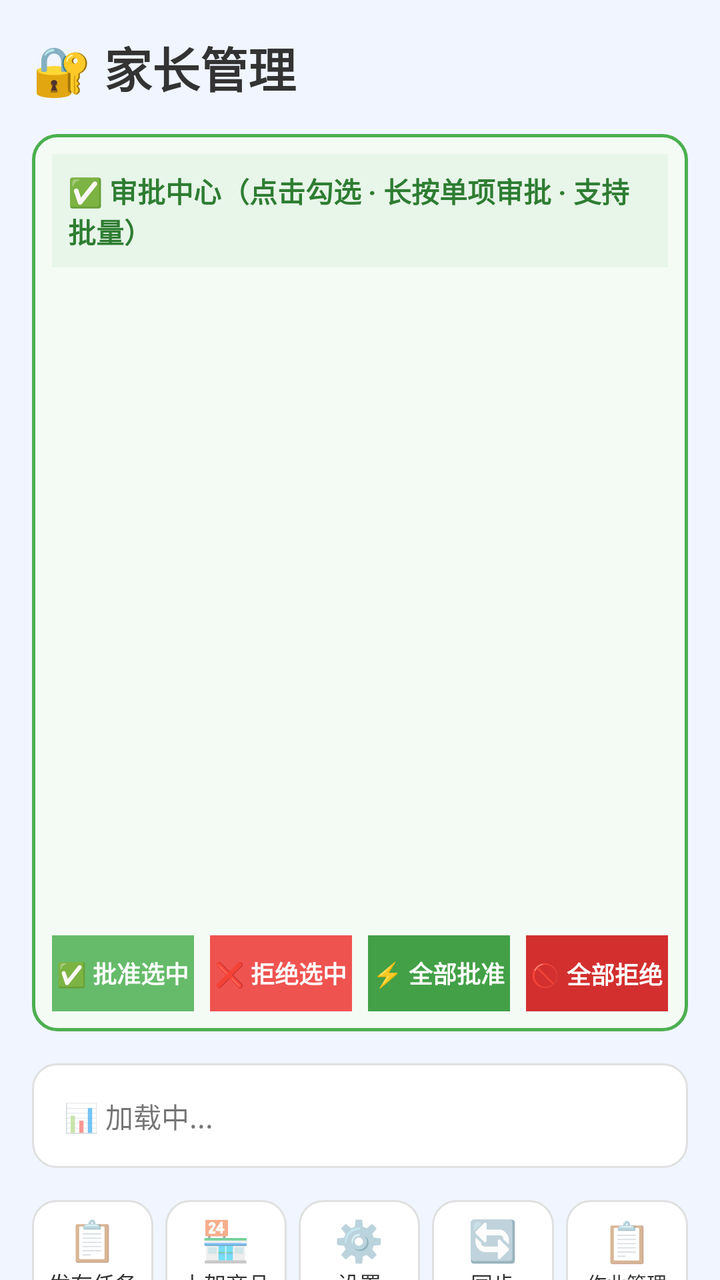
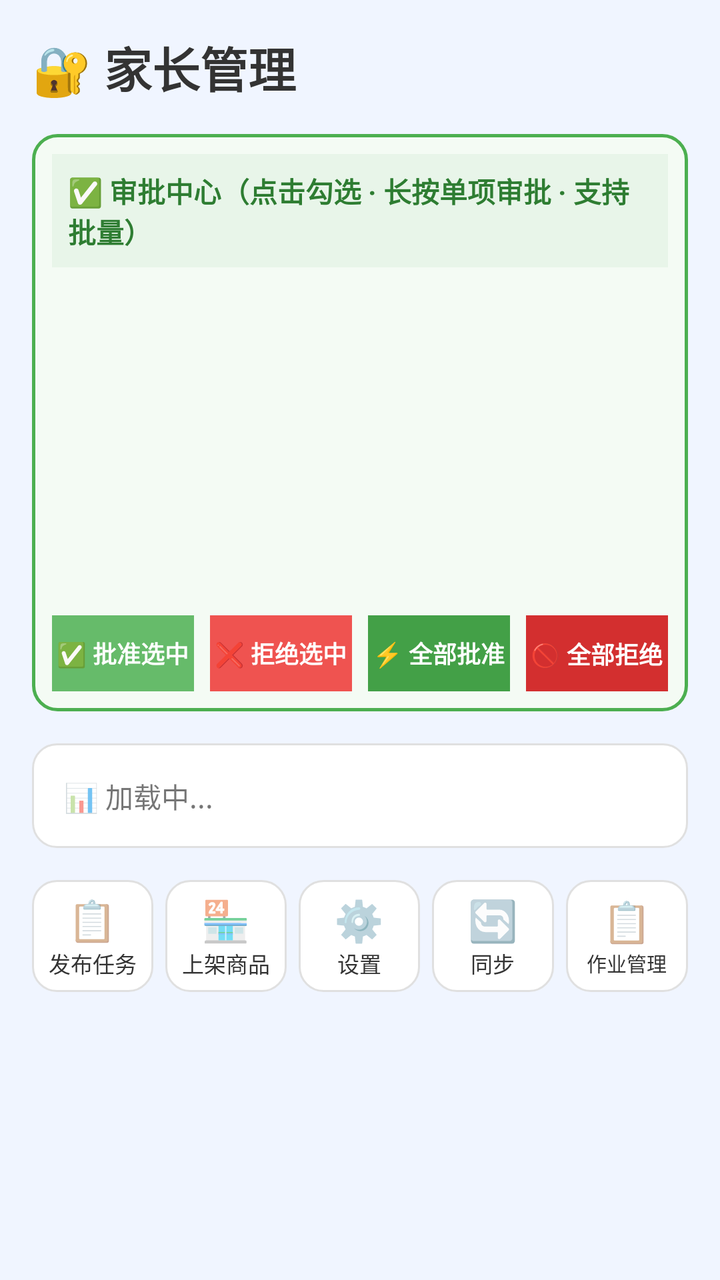

An Android layout rendered at two revisions. The XML below is the earlier revision; the diff shows what the commit changed to produce the second picture.
<!-- AndroidManifest.xml: activity theme Theme.HabitTracker.Parent -->
<!-- res/layout/activity_parent.xml -->
<?xml version="1.0" encoding="utf-8"?>
<androidx.core.widget.NestedScrollView xmlns:android="http://schemas.android.com/apk/res/android"
    android:layout_width="match_parent"
    android:layout_height="match_parent"
    android:background="@color/background_parent">

    <LinearLayout
        android:layout_width="match_parent"
        android:layout_height="wrap_content"
        android:orientation="vertical"
        android:padding="16dp">

    <TextView
        android:layout_width="wrap_content"
        android:layout_height="wrap_content"
        android:text="🔐 家长管理"
        android:textSize="24sp"
        android:textColor="@color/text_primary"
        android:textStyle="bold"
        android:layout_marginBottom="16dp" />
    
    <LinearLayout
        android:layout_width="match_parent"
        android:layout_height="wrap_content"
        android:orientation="vertical"
        android:background="@drawable/approval_box"
        android:padding="10dp"
        android:layout_marginBottom="16dp">
        <TextView
            android:id="@+id/tv_hub_title"
            android:layout_width="match_parent"
            android:layout_height="wrap_content"
            android:padding="8dp"
            android:layout_marginBottom="6dp"
            android:background="#E8F5E9"
            android:text="✅ 审批中心（点击勾选 · 长按单项审批 · 支持批量）"
            android:textSize="14sp"
            android:textStyle="bold"
            android:textColor="#2E7D32" />
        <androidx.recyclerview.widget.RecyclerView
            android:id="@+id/rv_approval_hub"
            android:layout_width="match_parent"
            android:layout_height="320dp"
            android:nestedScrollingEnabled="false"
            android:clipToPadding="false" />
        <LinearLayout
            android:layout_width="match_parent"
            android:layout_height="wrap_content"
            android:layout_marginTop="8dp"
            android:orientation="horizontal"
            android:gravity="center">
            <TextView
                android:layout_width="0dp"
                android:layout_height="38dp"
                android:layout_weight="1"
                android:layout_marginEnd="4dp"
                android:gravity="center"
                android:background="#66BB6A"
                android:text="✅ 批准选中"
                android:textColor="#FFFFFF"
                android:textSize="12sp"
                android:textStyle="bold"
                android:id="@+id/btn_approve_selected"
                android:clickable="true"
                android:focusable="true"/>
            <TextView
                android:layout_width="0dp"
                android:layout_height="38dp"
                android:layout_weight="1"
                android:layout_marginStart="4dp"
                android:layout_marginEnd="4dp"
                android:gravity="center"
                android:background="#EF5350"
                android:text="❌ 拒绝选中"
                android:textColor="#FFFFFF"
                android:textSize="12sp"
                android:textStyle="bold"
                android:id="@+id/btn_reject_selected"
                android:clickable="true"
                android:focusable="true"/>
            <TextView
                android:layout_width="0dp"
                android:layout_height="38dp"
                android:layout_weight="1"
                android:layout_marginStart="4dp"
                android:layout_marginEnd="4dp"
                android:gravity="center"
                android:background="#43A047"
                android:text="⚡ 全部批准"
                android:textColor="#FFFFFF"
                android:textSize="12sp"
                android:textStyle="bold"
                android:id="@+id/btn_approve_all"
                android:clickable="true"
                android:focusable="true"/>
            <TextView
                android:layout_width="0dp"
                android:layout_height="38dp"
                android:layout_weight="1"
                android:layout_marginStart="4dp"
                android:gravity="center"
                android:background="#D32F2F"
                android:text="🚫 全部拒绝"
                android:textColor="#FFFFFF"
                android:textSize="12sp"
                android:textStyle="bold"
                android:id="@+id/btn_reject_all"
                android:clickable="true"
                android:focusable="true"/>
        </LinearLayout>
    </LinearLayout>

    
    <TextView
        android:id="@+id/tv_parent_stats"
        android:layout_width="match_parent"
        android:layout_height="wrap_content"
        android:padding="16dp"
        android:background="@drawable/card_background"
        android:text="📊 加载中..."
        android:textSize="14sp"
        android:lineSpacingExtra="4dp"
        android:layout_marginBottom="16dp" />

    
    <LinearLayout
        android:layout_width="match_parent"
        android:layout_height="wrap_content"
        android:orientation="horizontal"
        android:gravity="center"
        android:layout_marginBottom="16dp">

        <LinearLayout
            android:id="@+id/btn_add_task"
            android:layout_width="0dp"
            android:layout_height="56dp"
            android:layout_weight="1"
            android:layout_marginEnd="6dp"
            android:gravity="center"
            android:orientation="vertical"
            android:background="@drawable/card_background"
            android:clickable="true"
            android:focusable="true"
            android:foreground="?attr/selectableItemBackground">

            <TextView
                android:layout_width="wrap_content"
                android:layout_height="wrap_content"
                android:text="📋"
                android:textSize="20sp" />

            <TextView
                android:layout_width="wrap_content"
                android:layout_height="wrap_content"
                android:text="发布任务"
                android:textSize="11sp"
                android:textColor="@color/text_primary" />
        </LinearLayout>

        <LinearLayout
            android:id="@+id/btn_add_shop_item"
            android:layout_width="0dp"
            android:layout_height="56dp"
            android:layout_weight="1"
            android:layout_marginEnd="6dp"
            android:gravity="center"
            android:orientation="vertical"
            android:background="@drawable/card_background"
            android:clickable="true"
            android:focusable="true"
            android:foreground="?attr/selectableItemBackground">

            <TextView
                android:layout_width="wrap_content"
                android:layout_height="wrap_content"
                android:text="🏪"
                android:textSize="20sp" />

            <TextView
                android:layout_width="wrap_content"
                android:layout_height="wrap_content"
                android:text="上架商品"
                android:textSize="11sp"
                android:textColor="@color/text_primary" />
        </LinearLayout>

        <LinearLayout
            android:id="@+id/btn_settings"
            android:layout_width="0dp"
            android:layout_height="56dp"
            android:layout_weight="1"
            android:layout_marginEnd="6dp"
            android:gravity="center"
            android:orientation="vertical"
            android:background="@drawable/card_background"
            android:clickable="true"
            android:focusable="true"
            android:foreground="?attr/selectableItemBackground">

            <TextView
                android:layout_width="wrap_content"
                android:layout_height="wrap_content"
                android:text="⚙️"
                android:textSize="20sp" />

            <TextView
                android:layout_width="wrap_content"
                android:layout_height="wrap_content"
                android:text="设置"
                android:textSize="11sp"
                android:textColor="@color/text_primary" />
        </LinearLayout>

        <LinearLayout
            android:id="@+id/btn_sync"
            android:layout_width="0dp"
            android:layout_height="56dp"
            android:layout_weight="1"
            android:gravity="center"
            android:orientation="vertical"
            android:background="@drawable/card_background"
            android:clickable="true"
            android:focusable="true"
            android:foreground="?attr/selectableItemBackground">

            <TextView
                android:layout_width="wrap_content"
                android:layout_height="wrap_content"
                android:text="🔄"
                android:textSize="20sp" />

            <TextView
                android:layout_width="wrap_content"
                android:layout_height="wrap_content"
                android:text="同步"
                android:textSize="11sp"
                android:textColor="@color/text_primary" />
        </LinearLayout>        <LinearLayout
            android:id="@+id/btn_gate_manage"
            android:layout_width="0dp"
            android:layout_height="56dp"
            android:layout_weight="1"
            android:layout_marginStart="6dp"
            android:gravity="center"
            android:orientation="vertical"
            android:background="@drawable/card_background"
            android:clickable="true"
            android:focusable="true"
            android:foreground="?attr/selectableItemBackground">
            <TextView
                android:layout_width="wrap_content"
                android:layout_height="wrap_content"
                android:text="📋" android:textSize="20sp" />
            <TextView
                android:layout_width="wrap_content"
                android:layout_height="wrap_content"
                android:text="作业管理" android:textSize="10sp"
                android:textColor="@color/text_primary" />
        </LinearLayout>
    </LinearLayout>

    

            </LinearLayout>

</androidx.core.widget.NestedScrollView>
<!-- resources referenced by this layout -->
<resources>
  <color name="background_parent">#F0F5FF</color>
  <color name="text_primary">#333333</color>
  <!-- drawable approval_box (drawable) -->
  <?xml version="1.0" encoding="utf-8"?>
  <shape xmlns:android="http://schemas.android.com/apk/res/android">
      <solid android:color="#F4FBF4" />
      <stroke android:width="1.5dp" android:color="#4CAF50" />
      <corners android:radius="12dp" />
  </shape>
  <!-- drawable card_background (drawable) -->
  <?xml version="1.0" encoding="utf-8"?>
  <shape xmlns:android="http://schemas.android.com/apk/res/android"
      android:shape="rectangle">
      <solid android:color="@color/white" />
      <corners android:radius="12dp" />
      <stroke android:width="1dp" android:color="#E0E0E0" />
  </shape>
  <style name="Theme.HabitTracker.Parent" parent="Theme.HabitTracker">
          <item name="colorPrimary">@color/parent_blue</item>
          <item name="android:statusBarColor">@color/background_parent</item>
      </style>
  <color name="white">#FFFFFF</color>
  <style name="Theme.HabitTracker" parent="Theme.MaterialComponents.Light.NoActionBar">
          <item name="colorPrimary">@color/child_pink</item>
          <item name="colorPrimaryVariant">@color/child_pink_light</item>
          <item name="colorOnPrimary">@color/white</item>
          <item name="colorSecondary">@color/child_green</item>
          <item name="android:statusBarColor">@color/child_pink_light</item>
      </style>
  <color name="parent_blue">#2196F3</color>
  <color name="child_pink">#FF6B9D</color>
  <color name="child_pink_light">#FFF0F5</color>
  <color name="child_green">#4CAF50</color>
</resources>

<!-- the commit's change to res/layout/activity_parent.xml (unified diff, before → after) -->
@@ -40,7 +40,7 @@
         <androidx.recyclerview.widget.RecyclerView
             android:id="@+id/rv_approval_hub"
             android:layout_width="match_parent"
-            android:layout_height="320dp"
+            android:layout_height="160dp"
             android:nestedScrollingEnabled="false"
             android:clipToPadding="false" />
         <LinearLayout
